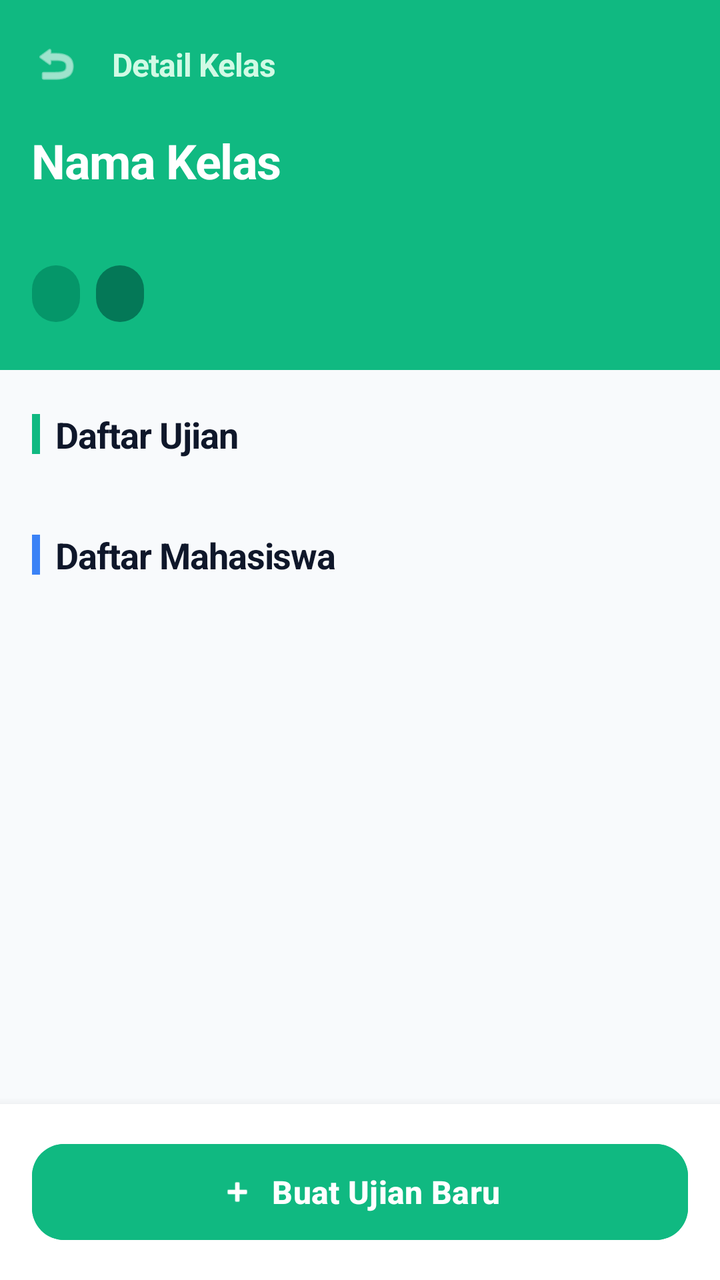
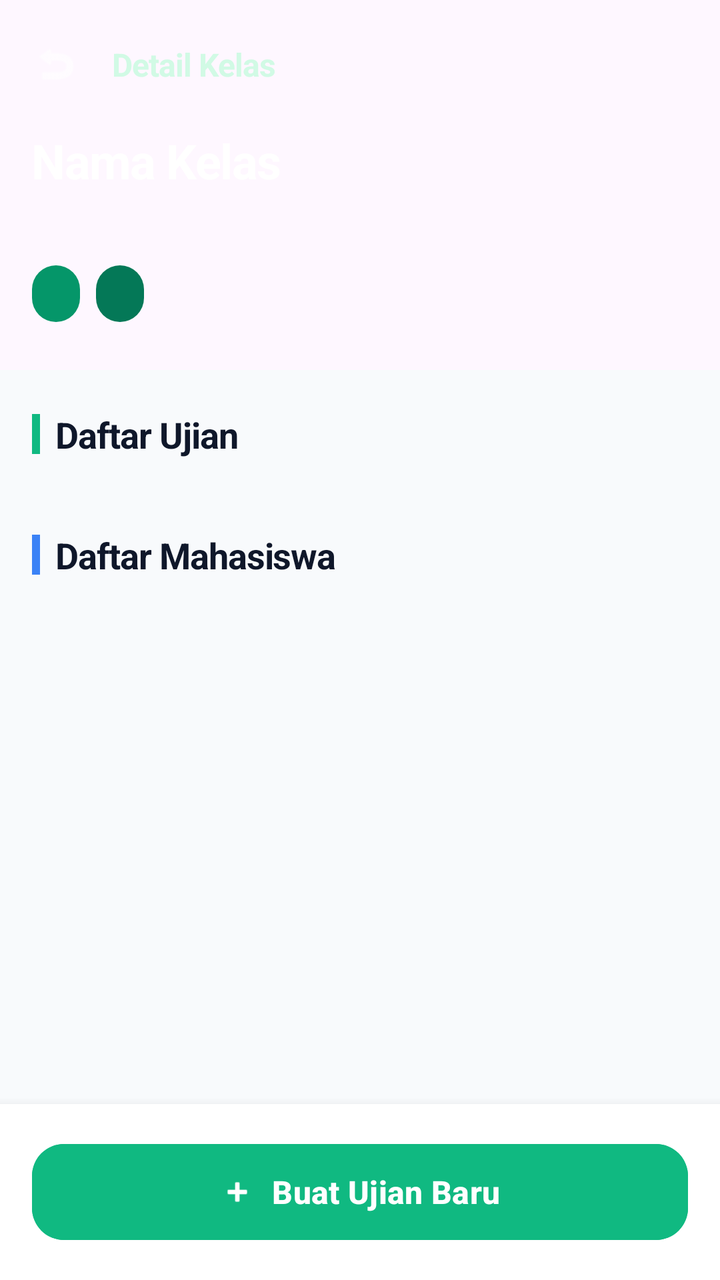

The first picture is an Android layout as it rendered before a commit; the second is the same layout after the commit. The layout source and the unified diff follow.
<!-- AndroidManifest.xml: application theme Theme.IFUnjaniExam -->
<!-- res/layout/activity_dosen_class_detail.xml -->
<?xml version="1.0" encoding="utf-8"?>
<androidx.coordinatorlayout.widget.CoordinatorLayout xmlns:android="http://schemas.android.com/apk/res/android"
    xmlns:app="http://schemas.android.com/apk/res-auto"
    android:layout_width="match_parent"
    android:layout_height="match_parent"
    android:background="#F8FAFC">

    <com.google.android.material.appbar.AppBarLayout
        android:id="@+id/appBarLayout"
        android:layout_width="match_parent"
        android:layout_height="wrap_content"
        app:elevation="0dp"
        android:background="#10B981"
        app:layout_constraintTop_toTopOf="parent">

        <androidx.constraintlayout.widget.ConstraintLayout
            android:id="@+id/topBar"
            android:layout_width="match_parent"
            android:layout_height="?attr/actionBarSize">

            <ImageView
                android:id="@+id/btnBack"
                android:layout_width="40dp"
                android:layout_height="40dp"
                android:layout_marginStart="8dp"
                android:padding="8dp"
                android:src="@android:drawable/ic_menu_revert"
                app:tint="#FFFFFF"
                android:background="?attr/selectableItemBackgroundBorderless"
                android:clickable="true"
                android:focusable="true"
                app:layout_constraintBottom_toBottomOf="parent"
                app:layout_constraintStart_toStartOf="parent"
                app:layout_constraintTop_toTopOf="parent" />

            <TextView
                android:layout_width="wrap_content"
                android:layout_height="wrap_content"
                android:layout_marginStart="8dp"
                android:text="Detail Kelas"
                android:textColor="#D1FAE5"
                android:textSize="16sp"
                android:textStyle="bold"
                android:letterSpacing="-0.02"
                app:layout_constraintBottom_toBottomOf="parent"
                app:layout_constraintStart_toEndOf="@id/btnBack"
                app:layout_constraintTop_toTopOf="parent" />
        </androidx.constraintlayout.widget.ConstraintLayout>
        
        <LinearLayout
            android:layout_width="match_parent"
            android:layout_height="wrap_content"
            android:paddingHorizontal="16dp"
            android:paddingBottom="24dp"
            android:orientation="vertical">
            <TextView
                android:id="@+id/tvClassName"
                android:layout_width="match_parent"
                android:layout_height="wrap_content"
                android:text="Nama Kelas"
                android:textColor="#FFFFFF"
                android:textSize="24sp"
                android:textStyle="bold"
                android:letterSpacing="-0.02" />

            <TextView
                android:id="@+id/tvCourseName"
                android:layout_width="wrap_content"
                android:layout_height="wrap_content"
                android:layout_marginTop="4dp"
                android:textColor="#D1FAE5"
                android:textSize="15sp" />

            <LinearLayout
                android:layout_width="match_parent"
                android:layout_height="wrap_content"
                android:orientation="horizontal"
                android:layout_marginTop="12dp">

                
                <TextView
                    android:id="@+id/tvStudentCount"
                    android:layout_width="wrap_content"
                    android:layout_height="wrap_content"
                    android:background="@drawable/badge_teal"
                    android:backgroundTint="#059669"
                    android:paddingHorizontal="12dp"
                    android:paddingVertical="6dp"
                    android:textColor="#FFFFFF"
                    android:textSize="12sp"
                    android:layout_marginEnd="8dp" />

                
                <TextView
                    android:id="@+id/tvSemester"
                    android:layout_width="wrap_content"
                    android:layout_height="wrap_content"
                    android:background="@drawable/badge_green"
                    android:backgroundTint="#047857"
                    android:paddingHorizontal="12dp"
                    android:paddingVertical="6dp"
                    android:textColor="#FFFFFF"
                    android:textSize="12sp" />
            </LinearLayout>
        </LinearLayout>
    </com.google.android.material.appbar.AppBarLayout>

    <androidx.core.widget.NestedScrollView
        android:id="@+id/scrollContent"
        android:layout_width="match_parent"
        android:layout_height="match_parent"
        app:layout_behavior="@string/appbar_scrolling_view_behavior">

        <LinearLayout
            android:layout_width="match_parent"
            android:layout_height="wrap_content"
            android:orientation="vertical"
            android:paddingHorizontal="16dp"
            android:paddingTop="20dp"
            android:paddingBottom="100dp">

            <LinearLayout
                android:layout_width="match_parent"
                android:layout_height="wrap_content"
                android:gravity="center_vertical"
                android:orientation="horizontal"
                android:layout_marginBottom="12dp">

                <View
                    android:layout_width="4dp"
                    android:layout_height="20dp"
                    android:background="#10B981"
                    android:layout_marginEnd="8dp"
                    app:cornerRadius="2dp" />

                <TextView
                    android:layout_width="wrap_content"
                    android:layout_height="wrap_content"
                    android:text="Daftar Ujian"
                    android:textColor="#0F172A"
                    android:textSize="18sp"
                    android:textStyle="bold"
                    android:letterSpacing="-0.02" />
            </LinearLayout>

            <androidx.recyclerview.widget.RecyclerView
                android:id="@+id/rvExams"
                android:layout_width="match_parent"
                android:layout_height="wrap_content"
                android:nestedScrollingEnabled="false" />

            <TextView
                android:id="@+id/tvEmptyExams"
                android:layout_width="match_parent"
                android:layout_height="wrap_content"
                android:gravity="center"
                android:paddingVertical="12dp"
                android:text="Belum ada ujian di kelas ini"
                android:textColor="#64748B"
                android:textSize="14sp"
                android:visibility="gone" />

            
            <LinearLayout
                android:layout_width="match_parent"
                android:layout_height="wrap_content"
                android:gravity="center_vertical"
                android:orientation="horizontal"
                android:layout_marginTop="24dp"
                android:layout_marginBottom="12dp">

                <View
                    android:layout_width="4dp"
                    android:layout_height="20dp"
                    android:background="#3B82F6"
                    android:layout_marginEnd="8dp"
                    app:cornerRadius="2dp" />

                <TextView
                    android:layout_width="wrap_content"
                    android:layout_height="wrap_content"
                    android:text="Daftar Mahasiswa"
                    android:textColor="#0F172A"
                    android:textSize="18sp"
                    android:textStyle="bold"
                    android:letterSpacing="-0.02" />
            </LinearLayout>

            <androidx.recyclerview.widget.RecyclerView
                android:id="@+id/rvStudents"
                android:layout_width="match_parent"
                android:layout_height="wrap_content"
                android:nestedScrollingEnabled="false" />

            <TextView
                android:id="@+id/tvEmptyStudents"
                android:layout_width="match_parent"
                android:layout_height="wrap_content"
                android:gravity="center"
                android:paddingVertical="12dp"
                android:text="Belum ada mahasiswa di kelas ini"
                android:textColor="#64748B"
                android:textSize="14sp"
                android:visibility="gone" />

        </LinearLayout>
    </androidx.core.widget.NestedScrollView>

    <LinearLayout
        android:id="@+id/bottomBar"
        android:layout_width="match_parent"
        android:layout_height="wrap_content"
        android:layout_gravity="bottom"
        android:background="#FFFFFF"
        android:elevation="8dp"
        android:padding="16dp">

        <com.google.android.material.button.MaterialButton
            android:id="@+id/btnCreateExam"
            android:layout_width="match_parent"
            android:layout_height="56dp"
            android:text="Buat Ujian Baru"
            android:backgroundTint="#10B981"
            android:textColor="#FFFFFF"
            android:textSize="16sp"
            android:textStyle="bold"
            app:icon="@android:drawable/ic_input_add"
            app:iconTint="#FFFFFF"
            app:iconGravity="textStart"
            app:cornerRadius="16dp" />
    </LinearLayout>

    
    <ProgressBar
        android:id="@+id/progressBar"
        android:layout_width="wrap_content"
        android:layout_height="wrap_content"
        android:layout_gravity="center"
        android:indeterminateTint="#10B981"
        android:visibility="gone" />

</androidx.coordinatorlayout.widget.CoordinatorLayout>
<!-- resources referenced by this layout -->
<resources>
  <!-- drawable badge_green (drawable) -->
  <?xml version="1.0" encoding="utf-8"?>
  <shape xmlns:android="http://schemas.android.com/apk/res/android"
      android:shape="rectangle">
      <solid android:color="#27ae60" />
      <corners android:radius="20dp" />
  </shape>
  <!-- drawable badge_teal (drawable) -->
  <?xml version="1.0" encoding="utf-8"?>
  <shape xmlns:android="http://schemas.android.com/apk/res/android"
      android:shape="rectangle">
      <solid android:color="#1abc9c" />
      <corners android:radius="20dp" />
  </shape>
  <style name="Theme.IFUnjaniExam" parent="Base.Theme.IFUnjaniExam" />
  <style name="Base.Theme.IFUnjaniExam" parent="Theme.Material3.DayNight.NoActionBar">
          
          
      </style>
</resources>

<!-- the commit's change to res/layout/activity_dosen_class_detail.xml (unified diff, before → after) -->
@@ -10,7 +10,7 @@
         android:layout_width="match_parent"
         android:layout_height="wrap_content"
         app:elevation="0dp"
-        android:background="#10B981"
+        app:backgroundTint="#10B981"
         app:layout_constraintTop_toTopOf="parent">
 
         <androidx.constraintlayout.widget.ConstraintLayout
